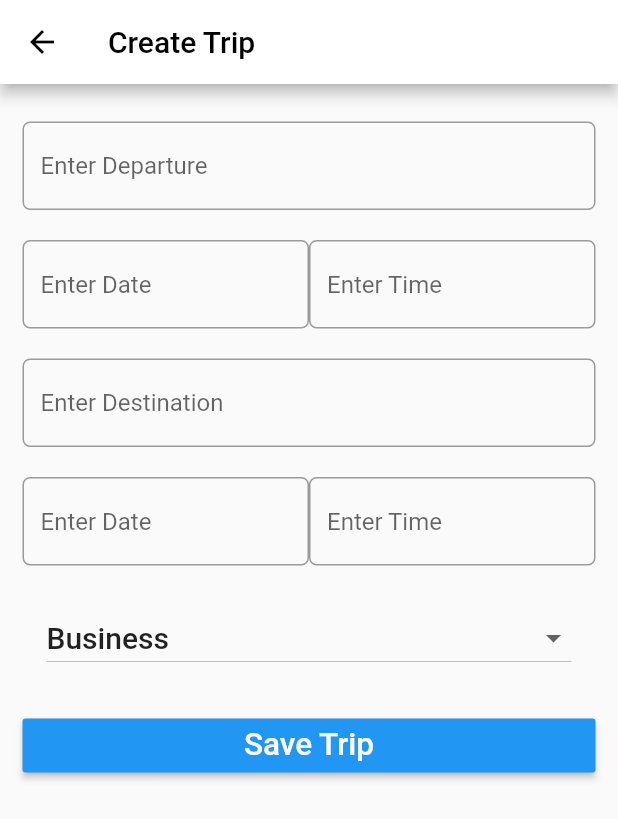
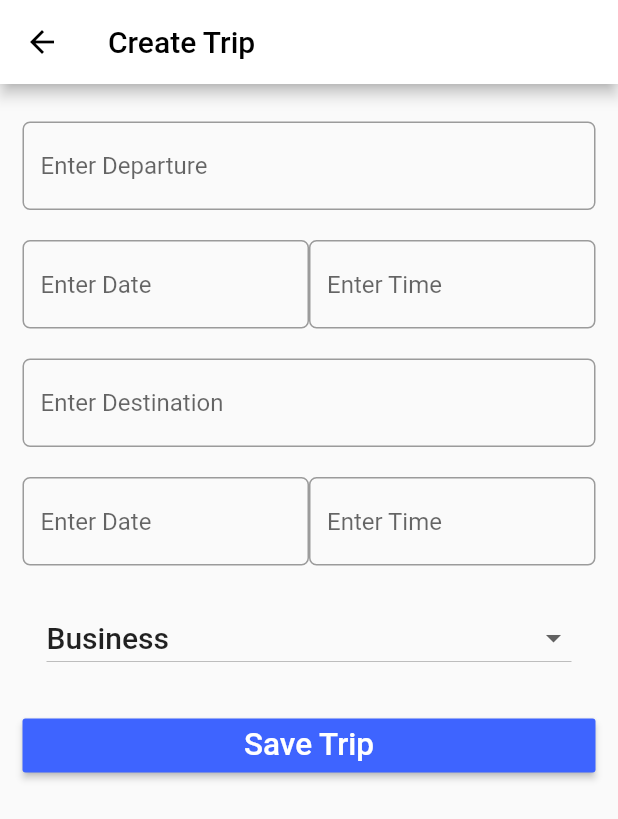
Before and after one commit to lovisgod/Trippas, a Flutter app: the screen it shows after launch, after a tap on the "add" icon, on a phone screen of 412 x 824 dp. Shown: the top 819 px of the screen. Run offline on Flutter 3.47's test engine with Material 2 defaults, Android fonts, the phone set to English and light mode, and no system bars; our stand-ins replace flutter_datetime_picker, sqflite, toast; accounts and stored records are empty.

```diff
--- a/lib/main.dart
+++ b/lib/main.dart
@@ -46,12 +46,12 @@ class MyHomePage extends StatefulWidget {
               "Trippas",
               style: TextStyle(
                 fontSize: 40.0,
-                color: Colors.blue
+                color: Color(0xff3E64FF)
               ),
             ),
             Padding(padding: EdgeInsets.only(top: 20.0)),
             CircularProgressIndicator(
-              backgroundColor: Colors.blue,
+              backgroundColor: Color(0xffFF3E6C),
               strokeWidth: 1,
            )
          ],
@@ -66,10 +66,10 @@ class MyHomePage extends StatefulWidget {
   }
 
   route(){
-    Toast.show("Toast plugin app", context,
+    Toast.show("Welcome User", context,
     duration: Toast.LENGTH_SHORT,
      gravity:  Toast.BOTTOM,
-      backgroundColor: Colors.blue,
+      backgroundColor: Color(0xff3E64FF),
       textColor: Colors.white
       );
      Navigator.push(context, MaterialPageRoute(builder: (context) =>TripList()));
--- a/lib/screens/TripList.dart
+++ b/lib/screens/TripList.dart
@@ -59,8 +59,8 @@ class TripList extends StatefulWidget {
                   alignment: Alignment(0.0, 0.0),
                   decoration: BoxDecoration(
                   borderRadius: BorderRadius.all(Radius.circular(10.0)),
-                  border: Border.all(width: 1.0, color: Colors.blue),
-                  color: Colors.blue
+                  border: Border.all(width: 1.0, color: Color(0xff3E64FF)),
+                  color: Color(0xff3E64FF)
 
                 ),
                 child: Text('$count Trip(s)', style: TextStyle(color: Colors.white)),
@@ -106,7 +106,7 @@ class TripList extends StatefulWidget {
          },
         tooltip: "Add new Todo",
         child: new Icon(Icons.add),
-        backgroundColor: Colors.blue,
+        backgroundColor: Color(0xff3E64FF),
         ),
       );
       }
--- a/lib/screens/tripDetail.dart
+++ b/lib/screens/tripDetail.dart
@@ -30,7 +30,7 @@ class TripDetail extends StatefulWidget {
    final _types = [
      'Business',
      'Education',
-     'Health',
+     'Hospital',
      'Vacation'
      ];
    String _type  = 'Business';
@@ -257,7 +257,7 @@ class TripDetail extends StatefulWidget {
                    child: Container( // making the width to infinity makes it fill the page
                        width: double.infinity,
                        child: RaisedButton(
-                        color: Colors.blue,
+                        color: Color(0xff3E64FF),
                         textColor: Colors.white,
                         child: Text(
                          'Save Trip',
--- a/pubspec.yaml
+++ b/pubspec.yaml
@@ -45,8 +45,8 @@ flutter:
   uses-material-design: true
 
   # To add assets to your application, add an assets section, like this:
-  # assets:
-  #  - images/a_dot_burr.jpeg
+  assets:
+   - images/airplane.png
   #  - images/a_dot_ham.jpeg
 
   # An image asset can refer to one or more resolution-specific "variants", see
```
Also changed, not shown: lib/util/itemLayout.dart (+13 -10 lines), images/airplane.png (added).
